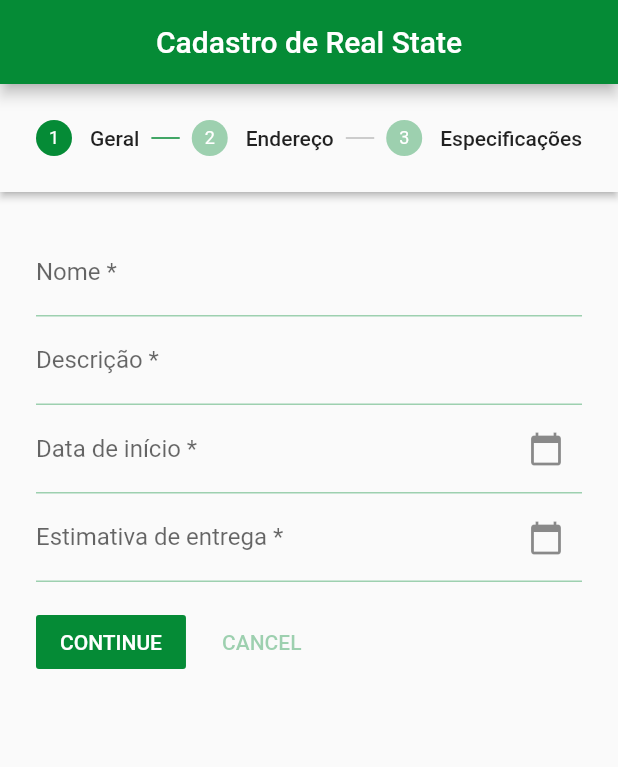
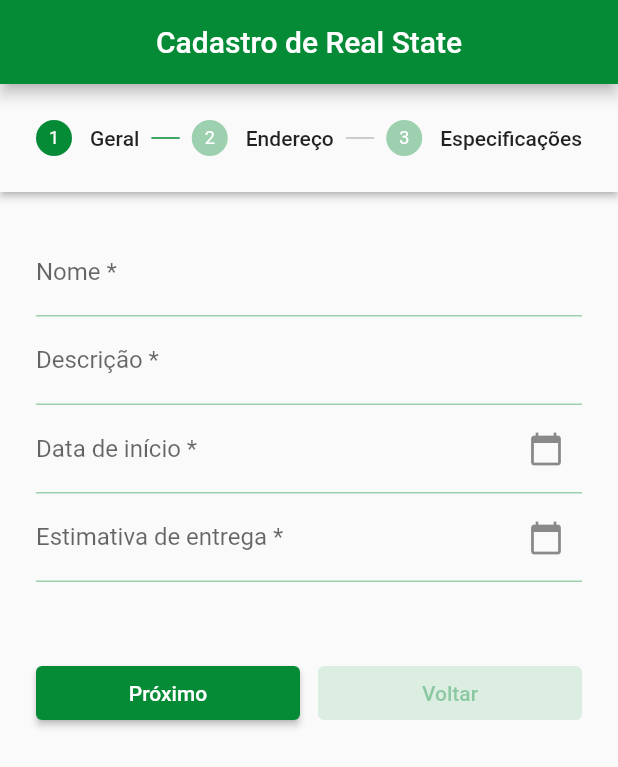
Before and after one commit to LuizaAlanis/flutter-forms, a Flutter app: the screen it shows after launch, on a phone screen of 412 x 824 dp. Shown: the top 767 px of the screen. Run offline on Flutter 3.47's test engine with Material 2 defaults, Android fonts, the phone set to English and light mode, and no system bars.

Commit message:
Customize button

```diff
--- a/lib/pages/MainPage.dart
+++ b/lib/pages/MainPage.dart
@@ -108,6 +108,29 @@ class MainPageState extends State<MainPage> {
               steps: getSteps(),
               currentStep: currentStep,
               onStepTapped: (step) => setState(() => currentStep = step),
+              controlsBuilder:
+                  (BuildContext context, ControlsDetails controls) {
+                return Container(
+                  margin: const EdgeInsets.only(top: 50),
+                  child: Row(
+                    children: [
+                      Expanded(
+                        child: ElevatedButton(
+                          onPressed: controls.onStepContinue,
+                          child: const Text('Próximo'),
+                        ),
+                      ),
+                      const SizedBox(width: 12),
+                      Expanded(
+                        child: ElevatedButton(
+                          onPressed: controls.onStepCancel,
+                          child: const Text('Voltar'),
+                        ),
+                      ),
+                    ],
+                  ),
+                );
+              },
               onStepContinue: () {
                 final isLastStep = currentStep == getSteps().length - 1;
                 if (isLastStep) {
```
